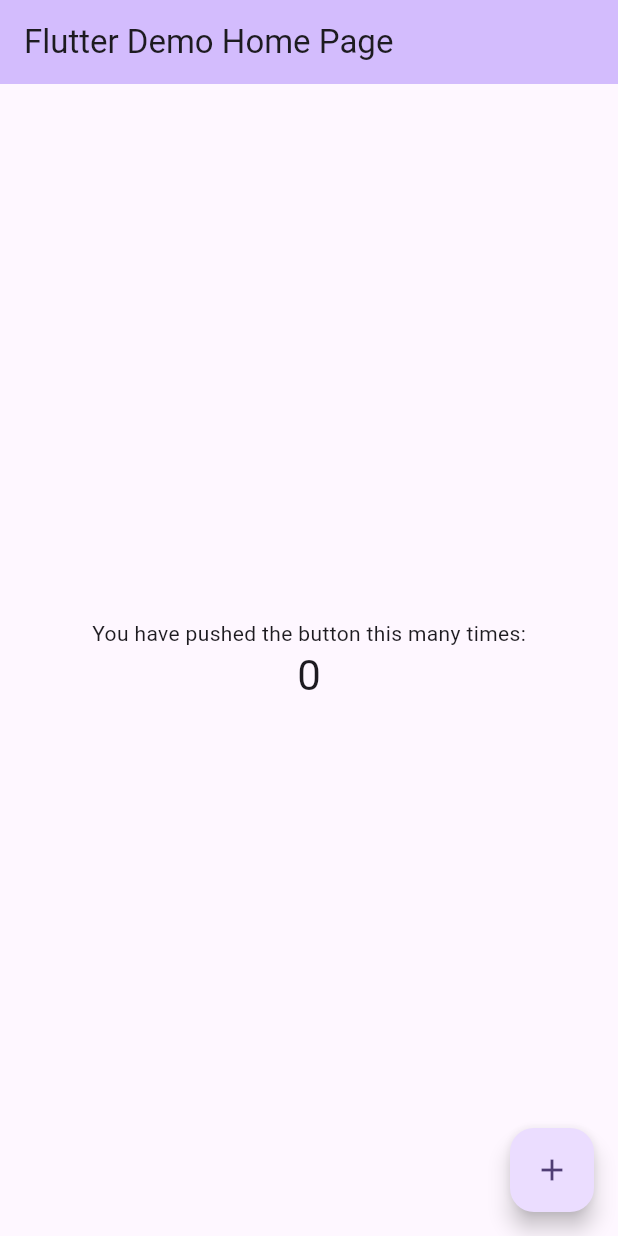
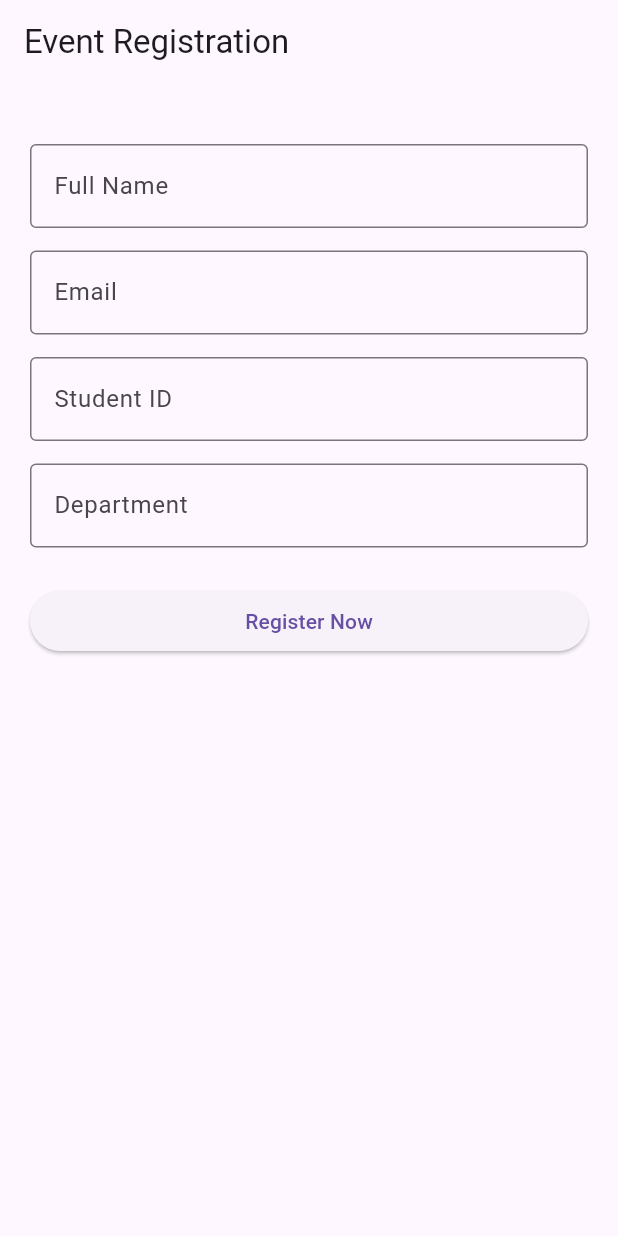
Before and after one commit to Santoshi636/Smart-Campus-Event-Pass-Hub, a Flutter app: the screen it shows after launch, on a phone screen of 412 x 824 dp. Run offline on Flutter 3.47's test engine with Material 3 defaults, Android fonts, the phone set to English and light mode, and no system bars; our stand-ins replace qr_flutter.

Commit message:
Created event registration page

```diff
--- a/event_handling/lib/main.dart
+++ b/event_handling/lib/main.dart
@@ -1,122 +1,20 @@
 import 'package:flutter/material.dart';
-
+import 'registration_screen.dart';
 void main() {
-  runApp(const MyApp());
+  runApp(const SmartCampusApp());
 }
 
-class MyApp extends StatelessWidget {
-  const MyApp({super.key});
-
-  // This widget is the root of your application.
+class SmartCampusApp extends StatelessWidget {
+  const SmartCampusApp({super.key});
   @override
   Widget build(BuildContext context) {
     return MaterialApp(
-      title: 'Flutter Demo',
+      debugShowCheckedModeBanner: false,
+      title: 'Smart Campus Event Pass Hub',
       theme: ThemeData(
-        // This is the theme of your application.
-        //
-        // TRY THIS: Try running your application with "flutter run". You'll see
-        // the application has a purple toolbar. Then, without quitting the app,
-        // try changing the seedColor in the colorScheme below to Colors.green
-        // and then invoke "hot reload" (save your changes or press the "hot
-        // reload" button in a Flutter-supported IDE, or press "r" if you used
-        // the command line to start the app).
-        //
-        // Notice that the counter didn't reset back to zero; the application
-        // state is not lost during the reload. To reset the state, use hot
-        // restart instead.
-        //
-        // This works for code too, not just values: Most code changes can be
-        // tested with just a hot reload.
-        colorScheme: .fromSeed(seedColor: Colors.deepPurple),
+        primarySwatch: Colors.indigo,
       ),
-      home: const MyHomePage(title: 'Flutter Demo Home Page'),
+      home: const RegistrationScreen(),
     );
   }
 }
-
-class MyHomePage extends StatefulWidget {
-  const MyHomePage({super.key, required this.title});
-
-  // This widget is the home page of your application. It is stateful, meaning
-  // that it has a State object (defined below) that contains fields that affect
-  // how it looks.
-
-  // This class is the configuration for the state. It holds the values (in this
-  // case the title) provided by the parent (in this case the App widget) and
-  // used by the build method of the State. Fields in a Widget subclass are
-  // always marked "final".
-
-  final String title;
-
-  @override
-  State<MyHomePage> createState() => _MyHomePageState();
-}
-
-class _MyHomePageState extends State<MyHomePage> {
-  int _counter = 0;
-
-  void _incrementCounter() {
-    setState(() {
-      // This call to setState tells the Flutter framework that something has
-      // changed in this State, which causes it to rerun the build method below
-      // so that the display can reflect the updated values. If we changed
-      // _counter without calling setState(), then the build method would not be
-      // called again, and so nothing would appear to happen.
-      _counter++;
-    });
-  }
-
-  @override
-  Widget build(BuildContext context) {
-    // This method is rerun every time setState is called, for instance as done
-    // by the _incrementCounter method above.
-    //
-    // The Flutter framework has been optimized to make rerunning build methods
-    // fast, so that you can just rebuild anything that needs updating rather
-    // than having to individually change instances of widgets.
-    return Scaffold(
-      appBar: AppBar(
-        // TRY THIS: Try changing the color here to a specific color (to
-        // Colors.amber, perhaps?) and trigger a hot reload to see the AppBar
-        // change color while the other colors stay the same.
-        backgroundColor: Theme.of(context).colorScheme.inversePrimary,
-        // Here we take the value from the MyHomePage object that was created by
-        // the App.build method, and use it to set our appbar title.
-        title: Text(widget.title),
-      ),
-      body: Center(
-        // Center is a layout widget. It takes a single child and positions it
-        // in the middle of the parent.
-        child: Column(
-          // Column is also a layout widget. It takes a list of children and
-          // arranges them vertically. By default, it sizes itself to fit its
-          // children horizontally, and tries to be as tall as its parent.
-          //
-          // Column has various properties to control how it sizes itself and
-          // how it positions its children. Here we use mainAxisAlignment to
-          // center the children vertically; the main axis here is the vertical
-          // axis because Columns are vertical (the cross axis would be
-          // horizontal).
-          //
-          // TRY THIS: Invoke "debug painting" (choose the "Toggle Debug Paint"
-          // action in the IDE, or press "p" in the console), to see the
-          // wireframe for each widget.
-          mainAxisAlignment: .center,
-          children: [
-            const Text('You have pushed the button this many times:'),
-            Text(
-              '$_counter',
-              style: Theme.of(context).textTheme.headlineMedium,
-            ),
-          ],
-        ),
-      ),
-      floatingActionButton: FloatingActionButton(
-        onPressed: _incrementCounter,
-        tooltip: 'Increment',
-        child: const Icon(Icons.add),
-      ),
-    );
-  }
-}
--- /dev/null
+++ b/event_handling/lib/registration_screen.dart
@@ -0,0 +1,152 @@
+import 'package:flutter/material.dart';
+import 'digital_pass_screen.dart';
+
+class RegistrationScreen extends StatefulWidget {
+  const RegistrationScreen({super.key});
+
+  @override
+  State<RegistrationScreen> createState() =>
+      _RegistrationScreenState();
+}
+
+class _RegistrationScreenState
+    extends State<RegistrationScreen> {
+  final _formKey = GlobalKey<FormState>();
+
+  final nameController = TextEditingController();
+  final emailController = TextEditingController();
+  final studentIdController = TextEditingController();
+  final departmentController = TextEditingController();
+
+  void submitForm() {
+    if (_formKey.currentState!.validate()) {
+      showDialog(
+        context: context,
+        builder: (_) => AlertDialog(
+          title: const Text("Registration Successful"),
+          content: const Text(
+            "Your event registration has been completed!",
+          ),
+          actions: [
+            ElevatedButton(
+              onPressed: () {
+                Navigator.pop(context);
+
+                Navigator.push(
+                context,
+                MaterialPageRoute(
+                builder: (context) => DigitalPassScreen(
+                name: nameController.text,
+                email: emailController.text,
+                studentId:
+                studentIdController.text,
+                department:
+                departmentController.text,
+                ),
+                ),
+                );
+              },
+              child: const Text("View Pass"),
+            ),
+          ],
+        ),
+      );
+    }
+  }
+
+  @override
+  Widget build(BuildContext context) {
+    return Scaffold(
+      appBar: AppBar(
+        title: const Text("Event Registration"),
+      ),
+      body: Padding(
+        padding: const EdgeInsets.all(20),
+        child: Form(
+            key: _formKey,
+            child: ListView(
+                children: [
+
+                const SizedBox(height: 20),
+
+            TextFormField(
+            controller: nameController,
+            decoration: const InputDecoration(
+        labelText: "Full Name",
+        border: OutlineInputBorder(),
+      ),
+      validator: (value) {
+        if (value == null ||
+            value.trim().isEmpty) {
+          return "Enter your name";
+        }
+        return null;
+      },
+    ),
+
+    const SizedBox(height: 15),
+
+    TextFormField(
+    controller: emailController,
+    decoration: const InputDecoration(
+    labelText: "Email",
+    border: OutlineInputBorder(),
+    ),
+    validator: (value) {
+    if (value == null ||
+    !value.contains("@")) {
+    return "Enter valid email";
+    }
+    return null;
+    },
+    ),
+
+    const SizedBox(height: 15),
+
+    TextFormField(
+    controller: studentIdController,
+    decoration: const InputDecoration(
+    labelText: "Student ID",
+    border: OutlineInputBorder(),
+    ),
+    validator: (value) {
+    if (value == null ||
+    value.isEmpty) {
+    return "Enter Student ID";
+    }
+    return null;
+    },
+    ),
+
+    const SizedBox(height: 15),
+
+    TextFormField(
+    controller: departmentController,
+    decoration: const InputDecoration(
+    labelText: "Department",
+    border: OutlineInputBorder(),
+    ),
+    validator: (value) {
+    if (value == null ||
+    value.isEmpty) {
+    return "Enter Department";
+    }
+    return null;
+    },
+    ),
+
+    const SizedBox(height: 25),
+
+    ElevatedButton(
+    onPressed: submitForm,
+    child: const Text(
+    "Register Now",
+    ),
+    ),
+    ],
+    ),
+    ),
+    ),
+    );
+  }
+}
--- a/event_handling/pubspec.yaml
+++ b/event_handling/pubspec.yaml
@@ -34,6 +34,7 @@ dependencies:
   # The following adds the Cupertino Icons font to your application.
   # Use with the CupertinoIcons class for iOS style icons.
   cupertino_icons: ^1.0.8
+  qr_flutter: ^4.1.0
 
 dev_dependencies:
   flutter_test:
```
Also changed, not shown: event_handling/lib/digital_pass_screen.dart (added, +107 -0 lines), event_handling/pubspec.lock, 1 other file.
